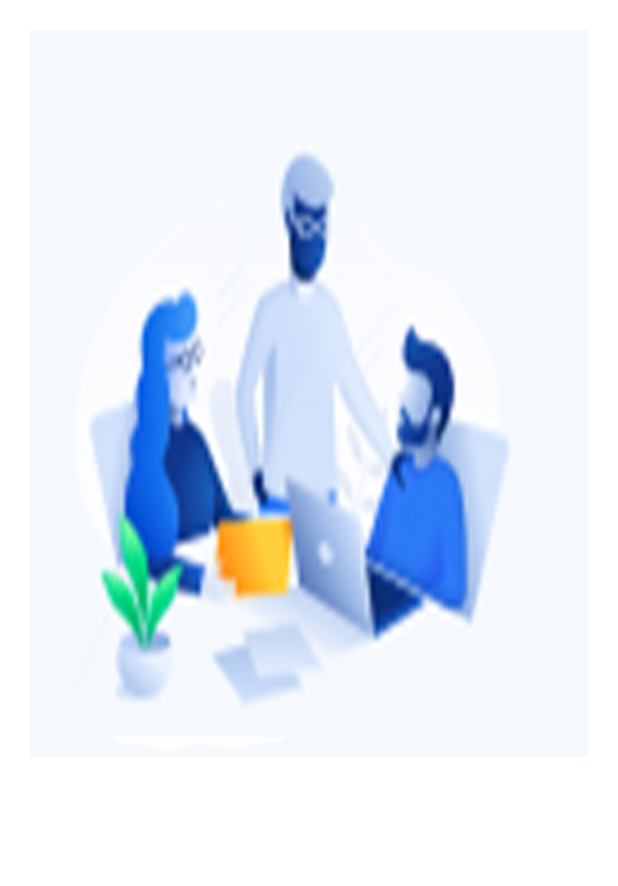
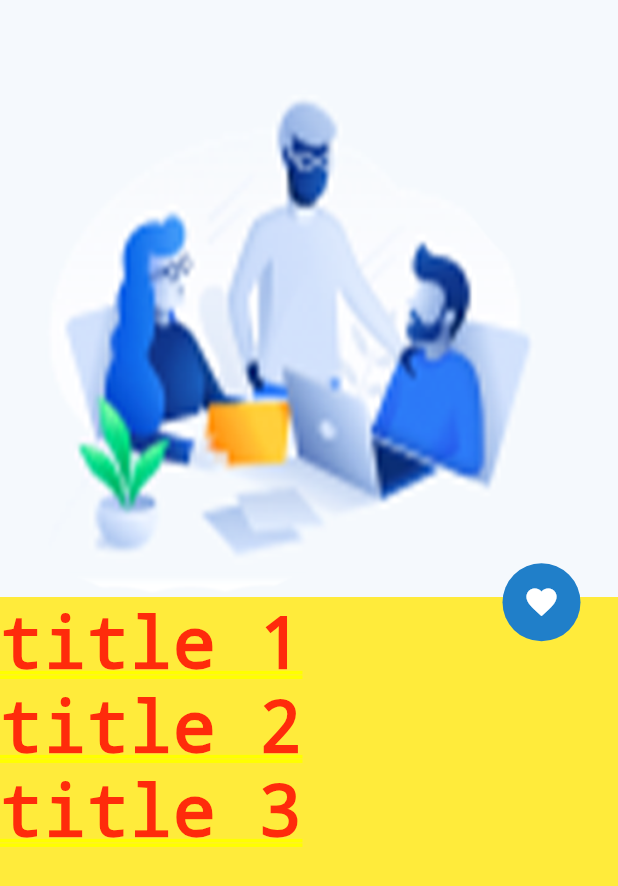
Before and after one commit to mohamedsamirmohamedsalem/ui_task, a Flutter app: the screen it shows after launch, on a phone screen of 412 x 824 dp. Shown: the top 886 px of the screen. Run offline on Flutter 3.47's test engine with Material 2 defaults, Android fonts, the phone set to English and light mode, and no system bars.

Commit message:
sepreate the screen into 2 section and build design till texts os second section

```diff
--- a/lib/CourseDesignDetails/view/CourseCardDetails.dart
+++ b/lib/CourseDesignDetails/view/CourseCardDetails.dart
@@ -1,5 +1,8 @@
 import 'package:flutter/cupertino.dart';
 import 'package:flutter/material.dart';
+import 'package:ui_task/resources/Dimens.dart';
+import 'package:ui_task/resources/colors.dart';
+import 'package:ui_task/resources/constants.dart';
 import 'package:ui_task/resources/images.dart';
 
 class CourseCardDetails extends StatefulWidget {
@@ -11,21 +14,70 @@ class _CourseCardDetailsState extends State<CourseCardDetails> {
   @override
   Widget build(BuildContext context) {
     return Container(
-      color: Colors.white,
-      child: Column(
-        mainAxisAlignment: MainAxisAlignment.start,
-        crossAxisAlignment: CrossAxisAlignment.start,
-        mainAxisSize: MainAxisSize.max,
+      color: Colors.yellow,
+      child: Stack(
+        alignment: Alignment.topLeft,
         children: [
-          Container(
-              padding: EdgeInsets.symmetric(horizontal: 20, vertical: 20),
-              child: Image(
-                height: MediaQuery.of(context).size.height / 1.7,
-                fit: BoxFit.fill,
-                image: AssetImage(INTERFACE4),
-              )),
+          buildTopImage(),
+          buildBottomSection(),
         ],
       ),
     );
   }
+
+  // MARK:- UI Layer
+
+  Image buildTopImage() {
+    return Image(
+      height: MediaQuery.of(context).size.height / 2.3 + 40,
+      fit: BoxFit.fill,
+      image: AssetImage(INTERFACE4),
+    );
+  }
+
+  Positioned buildBottomSection() {
+    return Positioned.fill(
+      top: MediaQuery.of(context).size.height / 2.2,
+      child: Stack(
+        alignment: Alignment.topLeft,
+        children: <Widget>[
+          Container(
+            margin: EdgeInsets.only(top: DIMEN_26),
+            decoration: boxDecorationSide20,
+            child: buildListOfTitles(),
+          ),
+          buildFavoriteCircleAvatar(),
+        ],
+      ),
+    );
+  }
+
+  Widget buildFavoriteCircleAvatar() {
+    return Align(
+      alignment: Alignment.topRight,
+      child: Padding(
+          padding: EdgeInsets.only(right: DIMEN_25, top: DIMEN_1),
+          child: CircleAvatar(
+            backgroundColor: BLUE,
+            radius: DIMEN_26,
+            child: Icon(
+              Icons.favorite,
+              color: Colors.white,
+            ),
+          )),
+    );
+  }
+
+  Widget buildListOfTitles() {
+    return Column(
+      mainAxisAlignment: MainAxisAlignment.start,
+      crossAxisAlignment: CrossAxisAlignment.start,
+      mainAxisSize: MainAxisSize.max,
+      children: <Widget>[
+        Text("title 1"),
+        Text("title 2"),
+        Text("title 3"),
+      ],
+    );
+  }
 }
--- a/lib/resources/constants.dart
+++ b/lib/resources/constants.dart
@@ -1 +1,11 @@
 import 'package:flutter/cupertino.dart';
+import 'package:flutter/material.dart';
+
+import 'Dimens.dart';
+
+BorderRadius borderRadius20 = BorderRadius.only(
+    topRight: Radius.circular(DIMEN_20), topLeft: Radius.circular(DIMEN_20));
+
+BoxDecoration boxDecorationSide20 = BoxDecoration(
+  borderRadius: borderRadius20,
+);
```
